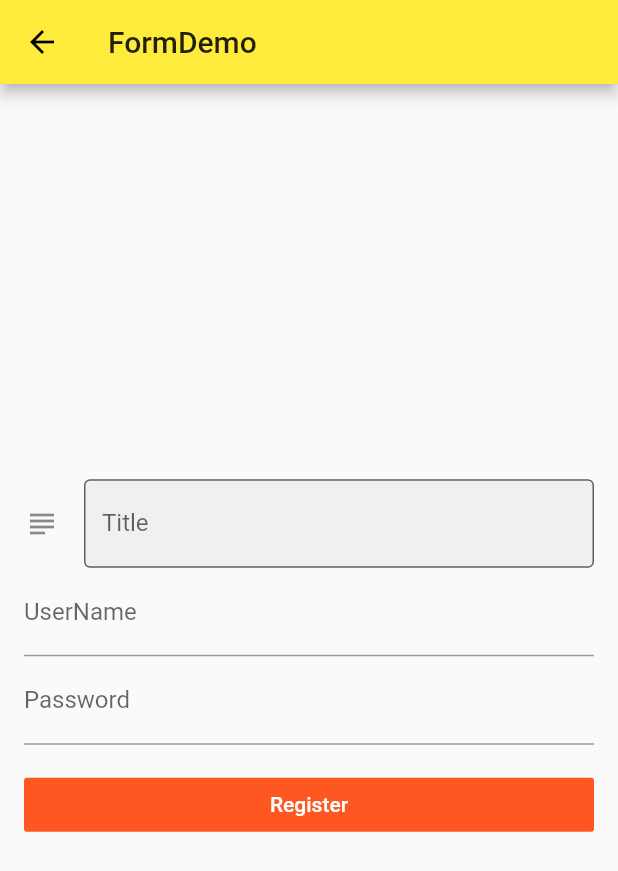
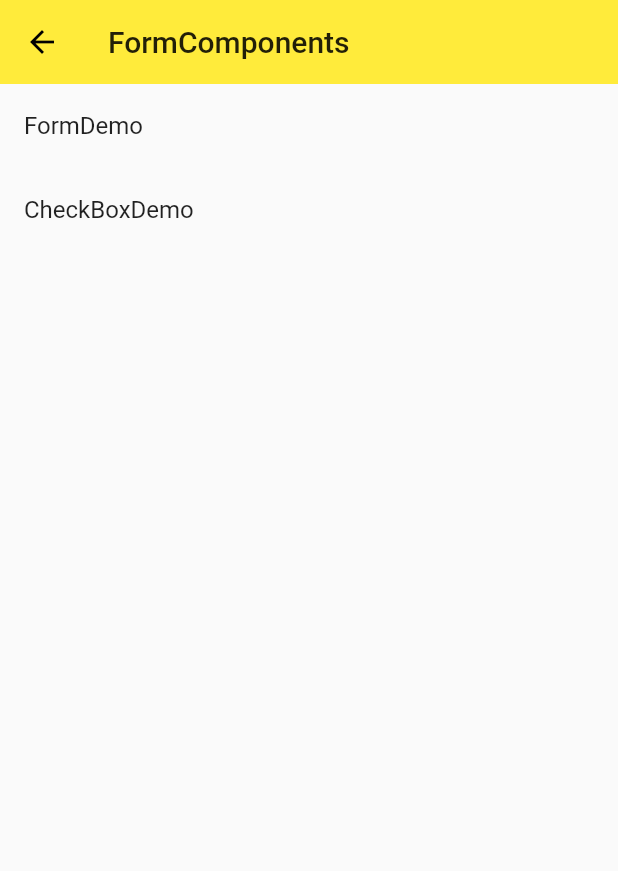
Before and after one commit to symboll/all, a Flutter app: the screen it shows after launch, after a tap on "Form", on a phone screen of 412 x 824 dp. Shown: the top 871 px of the screen. Run offline on Flutter 3.47's test engine with Material 2 defaults, Android fonts, the light colour scheme and no system bars; network calls fail.

```diff
--- /dev/null
+++ b/lib/demo/form/form_components.dart
@@ -0,0 +1,49 @@
+import 'package:flutter/material.dart';
+import './form_demo.dart';
+import './checkbox_demo.dart';
+class FormComponents extends StatelessWidget {
+  @override
+  Widget build(BuildContext context) {
+    return Scaffold(
+      appBar: AppBar(
+        title: Text('FormComponents'),
+        elevation: 0.0,
+      ),
+      body: ListView(
+        children: <Widget>[
+          ListItem(
+            title: "FormDemo",
+            page: FormDemo()
+          ),
+          ListItem(
+            title: "CheckBoxDemo",
+            page: CheckBoxDemo()
+          ),
+        ],
+      )
+    );
+  }
+}
+
+
+class ListItem extends StatelessWidget {
+  final String title;
+  final Widget page;
+  ListItem({
+    this.title,
+    this.page
+  });
+  @override
+  Widget build(BuildContext context) {
+    return ListTile(
+      title: Text(title),
+      onTap: () {
+        Navigator.of(context).push(
+          MaterialPageRoute(
+            builder: (context) => page
+          )
+        );
+      },
+    );
+  }
+}
--- a/lib/main.dart
+++ b/lib/main.dart
@@ -1,9 +1,9 @@
 import 'package:flutter/material.dart';
+import 'demo/form/form_components.dart';
 import 'demo/components/material_components.dart';
 import 'demo/basic_demo.dart';
 import 'demo/bottom_navigation_bar_demo.dart';
 import 'demo/drawer_demo.dart';
-import 'demo/form/form_demo.dart';
 import 'demo/layout_demo.dart';
 import 'demo/list_view_demo.dart';
 import 'demo/navigator_demo.dart';
@@ -23,7 +23,7 @@ class App extends StatelessWidget {
         '/':      (context) => NavigatorDemo(),
         '/about': (context) => np.Page(title: 'About'),
         '/home':  (context) =>  Home(),
-        '/form':  (context)=> FormDemo(),
+        '/form':  (context)=> FormComponents(),
         '/mdc':   (context) => MaterialComponents()
       },
       theme: ThemeData(
```
Also changed, not shown: lib/demo/form/checkbox_demo.dart (added, +54 -0 lines), lib/question.dart (deleted, +0 -9 lines).
